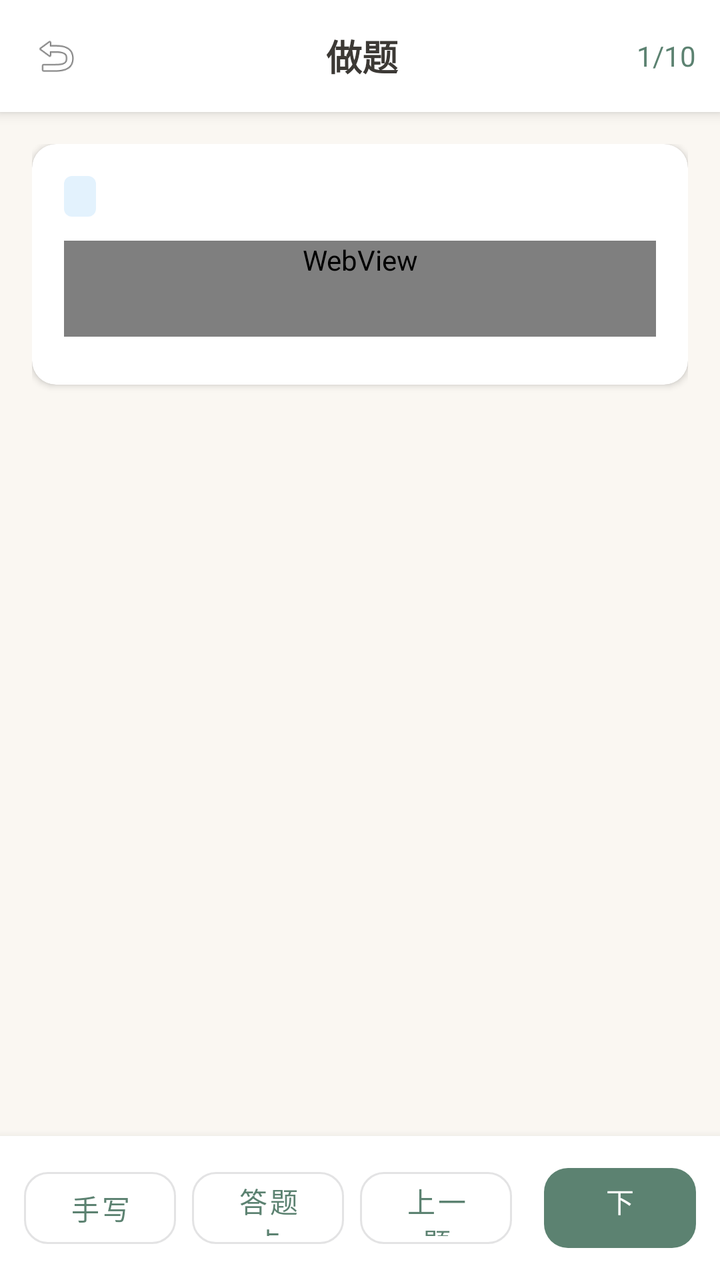
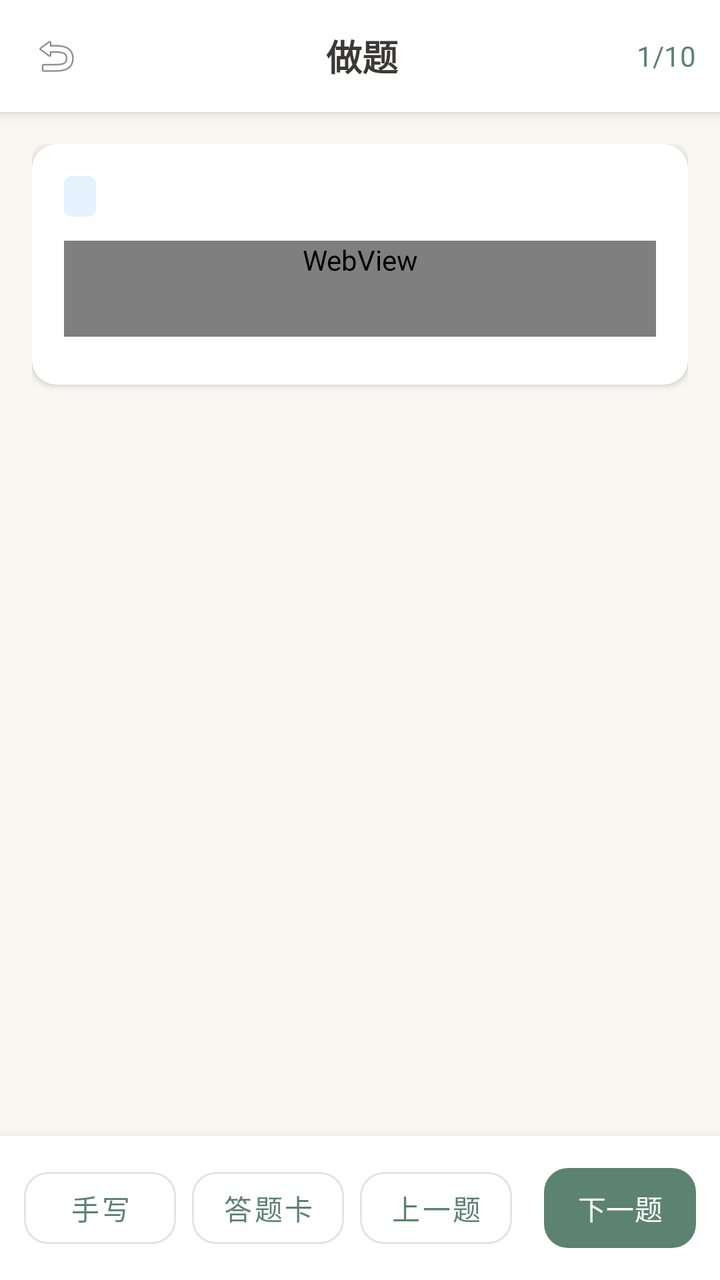

Before-and-after screenshots of an Android layout around one commit, followed by the original layout XML and the change that was made.
<!-- AndroidManifest.xml: activity theme Theme.AIAssistant -->
<!-- res/layout/activity_practice.xml -->
<?xml version="1.0" encoding="utf-8"?>
<LinearLayout xmlns:android="http://schemas.android.com/apk/res/android"
    xmlns:app="http://schemas.android.com/apk/res-auto"
    android:layout_width="match_parent"
    android:layout_height="match_parent"
    android:orientation="vertical"
    android:background="@color/background">

    
    <androidx.cardview.widget.CardView
        android:layout_width="match_parent"
        android:layout_height="wrap_content"
        app:cardCornerRadius="0dp"
        app:cardElevation="4dp"
        app:cardBackgroundColor="#FFFFFF">

        <LinearLayout
            android:layout_width="match_parent"
            android:layout_height="wrap_content"
            android:orientation="horizontal"
            android:padding="12dp"
            android:gravity="center_vertical">

            <ImageView
                android:id="@+id/iv_back"
                android:layout_width="32dp"
                android:layout_height="32dp"
                android:src="@android:drawable/ic_menu_revert"
                android:contentDescription="返回"
                android:background="?android:attr/selectableItemBackgroundBorderless"
                android:padding="4dp" />

            <TextView
                android:id="@+id/tv_title"
                android:layout_width="0dp"
                android:layout_height="wrap_content"
                android:layout_weight="1"
                android:text="做题"
                android:textSize="18sp"
                android:textStyle="bold"
                android:textColor="@color/text_primary"
                android:gravity="center" />

            <TextView
                android:id="@+id/tv_progress"
                android:layout_width="wrap_content"
                android:layout_height="wrap_content"
                android:text="1/10"
                android:textSize="14sp"
                android:textColor="@color/primary" />
        </LinearLayout>
    </androidx.cardview.widget.CardView>

    
    <LinearLayout
        android:layout_width="match_parent"
        android:layout_height="0dp"
        android:layout_weight="1"
        android:orientation="vertical">

        
        <androidx.cardview.widget.CardView
            android:id="@+id/card_material"
            android:layout_width="match_parent"
            android:layout_height="0dp"
            android:layout_weight="4.5"
            android:layout_marginHorizontal="12dp"
            android:layout_marginTop="8dp"
            android:layout_marginBottom="4dp"
            android:visibility="gone"
            app:cardCornerRadius="12dp"
            app:cardElevation="2dp"
            app:cardBackgroundColor="#FFF8E1">

            <LinearLayout
                android:layout_width="match_parent"
                android:layout_height="match_parent"
                android:orientation="vertical"
                android:padding="12dp">

                <TextView
                    android:layout_width="wrap_content"
                    android:layout_height="wrap_content"
                    android:text="材料"
                    android:textSize="14sp"
                    android:textStyle="bold"
                    android:textColor="#F57F17"
                    android:layout_marginBottom="6dp" />

                <WebView
                    android:id="@+id/wv_material"
                    android:layout_width="match_parent"
                    android:layout_height="0dp"
                    android:layout_weight="1"
                    android:background="@android:color/transparent" />
            </LinearLayout>
        </androidx.cardview.widget.CardView>

        
        <ScrollView
            android:id="@+id/sv_content"
            android:layout_width="match_parent"
            android:layout_height="0dp"
            android:layout_weight="5.5"
            android:fillViewport="true">

            <LinearLayout
                android:layout_width="match_parent"
                android:layout_height="wrap_content"
                android:orientation="vertical"
                android:animateLayoutChanges="true"
                android:padding="16dp">

                
                <androidx.cardview.widget.CardView
                    android:layout_width="match_parent"
                    android:layout_height="wrap_content"
                    android:layout_marginBottom="12dp"
                    app:cardCornerRadius="12dp"
                    app:cardElevation="2dp"
                    app:cardBackgroundColor="#FFFFFF">

                    <LinearLayout
                        android:layout_width="match_parent"
                        android:layout_height="wrap_content"
                        android:orientation="vertical"
                        android:padding="16dp">

                        
                        <TextView
                            android:id="@+id/tv_knowledge_point"
                            android:layout_width="wrap_content"
                            android:layout_height="wrap_content"
                            android:textSize="12sp"
                            android:textColor="@color/primary"
                            android:background="@drawable/bg_knowledge_tag"
                            android:paddingStart="8dp"
                            android:paddingEnd="8dp"
                            android:paddingTop="2dp"
                            android:paddingBottom="2dp"
                            android:layout_marginBottom="12dp" />

                        
                        <WebView
                            android:id="@+id/wv_stem"
                            android:layout_width="match_parent"
                            android:layout_height="wrap_content"
                            android:minHeight="48dp"
                            android:layout_marginBottom="8dp"
                            android:background="@android:color/transparent" />

                        
                        <LinearLayout
                            android:id="@+id/layout_stem_images"
                            android:layout_width="match_parent"
                            android:layout_height="wrap_content"
                            android:orientation="vertical"
                            android:layout_marginBottom="8dp"
                            android:visibility="gone" />

                        
                        <LinearLayout
                            android:id="@+id/layout_options"
                            android:layout_width="match_parent"
                            android:layout_height="wrap_content"
                            android:orientation="vertical" />

                    </LinearLayout>
                </androidx.cardview.widget.CardView>

                
                <androidx.cardview.widget.CardView
                    android:id="@+id/card_answer"
                    android:layout_width="match_parent"
                    android:layout_height="wrap_content"
                    android:layout_marginBottom="12dp"
                    android:visibility="gone"
                    app:cardCornerRadius="12dp"
                    app:cardElevation="2dp"
                    app:cardBackgroundColor="#FFFFFF">

                    <LinearLayout
                        android:layout_width="match_parent"
                        android:layout_height="wrap_content"
                        android:orientation="vertical"
                        android:padding="16dp">

                        
                        <LinearLayout
                            android:layout_width="match_parent"
                            android:layout_height="wrap_content"
                            android:orientation="horizontal"
                            android:gravity="center_vertical"
                            android:layout_marginBottom="12dp">

                            <TextView
                                android:layout_width="wrap_content"
                                android:layout_height="wrap_content"
                                android:text="正确答案："
                                android:textSize="15sp"
                                android:textStyle="bold"
                                android:textColor="@color/text_primary" />

                            <TextView
                                android:id="@+id/tv_answer"
                                android:layout_width="wrap_content"
                                android:layout_height="wrap_content"
                                android:textSize="18sp"
                                android:textStyle="bold"
                                android:textColor="#4CAF50" />

                            <TextView
                                android:id="@+id/tv_rate"
                                android:layout_width="wrap_content"
                                android:layout_height="wrap_content"
                                android:layout_marginStart="16dp"
                                android:textSize="12sp"
                                android:textColor="@color/text_secondary" />
                        </LinearLayout>

                        
                        <TextView
                            android:id="@+id/tv_source"
                            android:layout_width="match_parent"
                            android:layout_height="wrap_content"
                            android:textSize="12sp"
                            android:textColor="@color/text_secondary"
                            android:layout_marginBottom="12dp" />

                        <View
                            android:layout_width="match_parent"
                            android:layout_height="1dp"
                            android:background="#EEEEEE"
                            android:layout_marginBottom="12dp" />

                        
                        <TextView
                            android:layout_width="wrap_content"
                            android:layout_height="wrap_content"
                            android:text="解析"
                            android:textSize="15sp"
                            android:textStyle="bold"
                            android:textColor="@color/text_primary"
                            android:layout_marginBottom="8dp" />

                        <TextView
                            android:id="@+id/tv_analysis"
                            android:layout_width="match_parent"
                            android:layout_height="wrap_content"
                            android:textSize="14sp"
                            android:textColor="@color/text_primary"
                            android:textIsSelectable="true"
                            android:lineSpacingMultiplier="1.4" />

                        
                        <com.google.android.material.button.MaterialButton
                            android:id="@+id/btn_ai_analysis"
                            android:layout_width="match_parent"
                            android:layout_height="44dp"
                            android:layout_marginTop="12dp"
                            android:text="AI 解析"
                            android:textSize="14sp"
                            app:cornerRadius="12dp"
                            app:icon="@drawable/ic_ai_model"
                            app:iconGravity="textStart"
                            app:iconTint="@color/primary"
                            style="@style/Widget.MaterialComponents.Button.OutlinedButton"
                            android:visibility="gone" />
                    </LinearLayout>
                </androidx.cardview.widget.CardView>

            </LinearLayout>
        </ScrollView>
    </LinearLayout>

    
    <androidx.cardview.widget.CardView
        android:layout_width="match_parent"
        android:layout_height="wrap_content"
        app:cardCornerRadius="0dp"
        app:cardElevation="8dp"
        app:cardBackgroundColor="#FFFFFF">

        <LinearLayout
            android:layout_width="match_parent"
            android:layout_height="wrap_content"
            android:orientation="horizontal"
            android:padding="12dp"
            android:gravity="center_vertical">

            <com.google.android.material.button.MaterialButton
                android:id="@+id/btn_handwriting"
                android:layout_width="0dp"
                android:layout_height="48dp"
                android:layout_weight="1"
                android:text="手写"
                android:textSize="14sp"
                app:cornerRadius="12dp"
                style="@style/Widget.MaterialComponents.Button.OutlinedButton"
                android:layout_marginEnd="8dp" />

            <com.google.android.material.button.MaterialButton
                android:id="@+id/btn_answer_card"
                android:layout_width="0dp"
                android:layout_height="48dp"
                android:layout_weight="1"
                android:text="答题卡"
                android:textSize="14sp"
                app:cornerRadius="12dp"
                style="@style/Widget.MaterialComponents.Button.OutlinedButton"
                android:layout_marginEnd="8dp" />

            <com.google.android.material.button.MaterialButton
                android:id="@+id/btn_prev"
                android:layout_width="0dp"
                android:layout_height="48dp"
                android:layout_weight="1"
                android:text="上一题"
                android:textSize="14sp"
                app:cornerRadius="12dp"
                style="@style/Widget.MaterialComponents.Button.OutlinedButton"
                android:layout_marginEnd="8dp" />

            <com.google.android.material.button.MaterialButton
                android:id="@+id/btn_next"
                android:layout_width="0dp"
                android:layout_height="48dp"
                android:layout_weight="1"
                android:text="下一题"
                android:textSize="14sp"
                app:cornerRadius="12dp"
                android:layout_marginStart="8dp" />
        </LinearLayout>
    </androidx.cardview.widget.CardView>

</LinearLayout>
<!-- resources referenced by this layout -->
<resources>
  <color name="background">#FAF7F2</color>
  <color name="primary">#5C8271</color>
  <color name="text_primary">#3C3935</color>
  <color name="text_secondary">#7A7065</color>
  <!-- drawable bg_knowledge_tag (drawable) -->
  <?xml version="1.0" encoding="utf-8"?>
  <shape xmlns:android="http://schemas.android.com/apk/res/android"
      android:shape="rectangle">
      <solid android:color="#E3F2FD" />
      <corners android:radius="4dp" />
  </shape>
  <!-- drawable ic_ai_model (drawable) -->
  <vector xmlns:android="http://schemas.android.com/apk/res/android"
      android:width="24dp"
      android:height="24dp"
      android:viewportWidth="24"
      android:viewportHeight="24">
      <path
          android:fillColor="#FF000000"
          android:pathData="M21,10.5h-1.5V9h-1.5v1.5H16.5V12h1.5v1.5H19.5V12H21v-1.5zM12,2C6.48,2 2,6.48 2,12s4.48,10 10,10 10,-4.48 10,-10S17.52,2 12,2zM12,20c-4.41,0 -8,-3.59 -8,-8s3.59,-8 8,-8 8,3.59 8,8 -3.59,8 -8,8zM12,6c-3.31,0 -6,2.69 -6,6s2.69,6 6,6 6,-2.69 6,-6 -2.69,-6 -6,-6z" />
  </vector>
  <style name="Theme.AIAssistant" parent="Base.Theme.AIAssistant" />
  <style name="Base.Theme.AIAssistant" parent="Theme.Material3.DayNight.NoActionBar">
          
          <item name="android:statusBarColor">@android:color/transparent</item>
          <item name="android:navigationBarColor">@color/background</item>
          <item name="android:windowDrawsSystemBarBackgrounds">true</item>
          
          <item name="colorPrimary">@color/primary</item>
          <item name="colorSecondary">@color/primary_light</item>
          <item name="android:windowBackground">@color/background</item>
      </style>
  <color name="primary_light">#88A798</color>
</resources>

<!-- the commit's change to res/layout/activity_practice.xml (unified diff, before → after) -->
@@ -291,8 +291,12 @@
             <com.google.android.material.button.MaterialButton
                 android:id="@+id/btn_handwriting"
                 android:layout_width="0dp"
-                android:layout_height="48dp"
-                android:layout_weight="1"
+                android:layout_height="wrap_content"
+                android:minHeight="48dp"
+                android:layout_weight="1"
+                android:paddingHorizontal="0dp"
+                android:insetLeft="0dp"
+                android:insetRight="0dp"
                 android:text="手写"
                 android:textSize="14sp"
                 app:cornerRadius="12dp"
@@ -302,8 +306,12 @@
             <com.google.android.material.button.MaterialButton
                 android:id="@+id/btn_answer_card"
                 android:layout_width="0dp"
-                android:layout_height="48dp"
-                android:layout_weight="1"
+                android:layout_height="wrap_content"
+                android:minHeight="48dp"
+                android:layout_weight="1"
+                android:paddingHorizontal="0dp"
+                android:insetLeft="0dp"
+                android:insetRight="0dp"
                 android:text="答题卡"
                 android:textSize="14sp"
                 app:cornerRadius="12dp"
@@ -313,8 +321,12 @@
             <com.google.android.material.button.MaterialButton
                 android:id="@+id/btn_prev"
                 android:layout_width="0dp"
-                android:layout_height="48dp"
-                android:layout_weight="1"
+                android:layout_height="wrap_content"
+                android:minHeight="48dp"
+                android:layout_weight="1"
+                android:paddingHorizontal="0dp"
+                android:insetLeft="0dp"
+                android:insetRight="0dp"
                 android:text="上一题"
                 android:textSize="14sp"
                 app:cornerRadius="12dp"
@@ -324,8 +336,12 @@
             <com.google.android.material.button.MaterialButton
                 android:id="@+id/btn_next"
                 android:layout_width="0dp"
-                android:layout_height="48dp"
-                android:layout_weight="1"
+                android:layout_height="wrap_content"
+                android:minHeight="48dp"
+                android:layout_weight="1"
+                android:paddingHorizontal="0dp"
+                android:insetLeft="0dp"
+                android:insetRight="0dp"
                 android:text="下一题"
                 android:textSize="14sp"
                 app:cornerRadius="12dp"
<!-- resource entries referenced after the edit -->
@@ -22,7 +22,7 @@
           android:pathData="M21,10.5h-1.5V9h-1.5v1.5H16.5V12h1.5v1.5H19.5V12H21v-1.5zM12,2C6.48,2 2,6.48 2,12s4.48,10 10,10 10,-4.48 10,-10S17.52,2 12,2zM12,20c-4.41,0 -8,-3.59 -8,-8s3.59,-8 8,-8 8,3.59 8,8 -3.59,8 -8,8zM12,6c-3.31,0 -6,2.69 -6,6s2.69,6 6,6 6,-2.69 6,-6 -2.69,-6 -6,-6z" />
   </vector>
   <style name="Theme.AIAssistant" parent="Base.Theme.AIAssistant" />
-  <style name="Base.Theme.AIAssistant" parent="Theme.Material3.DayNight.NoActionBar">
+  <style name="Base.Theme.AIAssistant" parent="Theme.Material3.Light.NoActionBar">
           
           <item name="android:statusBarColor">@android:color/transparent</item>
           <item name="android:navigationBarColor">@color/background</item>
